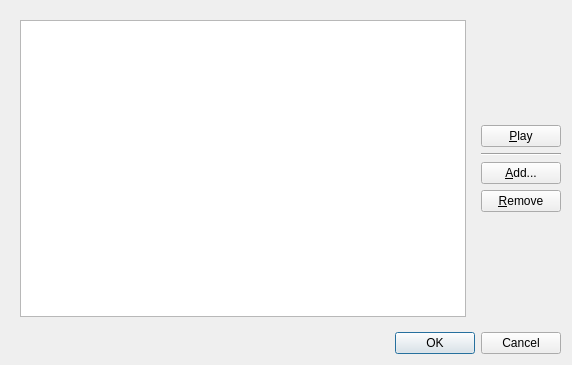
Qt form client/src/ui/dialogs/notification_sound_manager_dialog.ui (networkoptix/nx_open) before a commit.
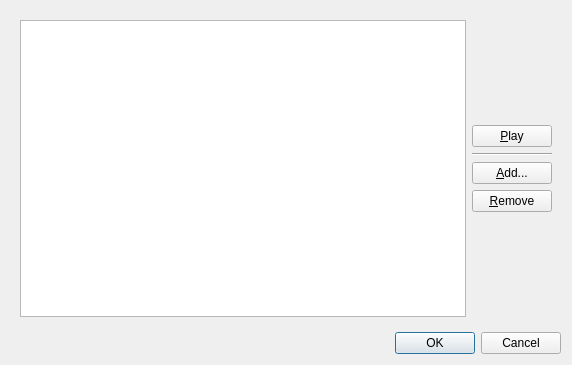
The same form after that commit. The open tabs and pages were chosen to show the change.

Commit message:
Smoother sound manager dialog behaviour
<==== Mercurial data ====>
Branch: master

Diff of the .ui file:
```diff
--- a/client/src/ui/dialogs/notification_sound_manager_dialog.ui
+++ b/client/src/ui/dialogs/notification_sound_manager_dialog.ui
@@ -18,124 +18,120 @@
   </property>
   <layout class="QVBoxLayout" name="verticalLayout_2">
    <item>
-    <layout class="QHBoxLayout" name="horizontalLayout">
-     <item>
-      <widget class="QStackedWidget" name="stackedWidget">
-       <property name="currentIndex">
-        <number>1</number>
-       </property>
-       <widget class="QWidget" name="page">
-        <layout class="QVBoxLayout" name="verticalLayout_3">
+    <widget class="QStackedWidget" name="stackedWidget">
+     <property name="currentIndex">
+      <number>1</number>
+     </property>
+     <widget class="QWidget" name="page">
+      <layout class="QHBoxLayout" name="horizontalLayout">
+       <item>
+        <widget class="QListWidget" name="listWidget"/>
+       </item>
+       <item>
+        <layout class="QVBoxLayout" name="verticalLayout">
          <item>
-          <widget class="QListWidget" name="listWidget"/>
-         </item>
-        </layout>
-       </widget>
-       <widget class="QWidget" name="page_2">
-        <layout class="QVBoxLayout" name="verticalLayout_4">
-         <item>
-          <spacer name="verticalSpacer_3">
+          <spacer name="verticalSpacer_2">
            <property name="orientation">
             <enum>Qt::Vertical</enum>
            </property>
            <property name="sizeHint" stdset="0">
             <size>
              <width>20</width>
-             <height>114</height>
+             <height>40</height>
             </size>
            </property>
           </spacer>
          </item>
          <item>
-          <widget class="QLabel" name="statusLabel">
+          <widget class="QPushButton" name="playButton">
            <property name="text">
-            <string/>
+            <string>&amp;Play</string>
            </property>
           </widget>
          </item>
          <item>
-          <widget class="QProgressBar" name="progressBar">
-           <property name="value">
-            <number>0</number>
+          <widget class="Line" name="line">
+           <property name="orientation">
+            <enum>Qt::Horizontal</enum>
            </property>
           </widget>
          </item>
          <item>
-          <spacer name="verticalSpacer_4">
+          <widget class="QPushButton" name="addButton">
+           <property name="text">
+            <string>&amp;Add...</string>
+           </property>
+          </widget>
+         </item>
+         <item>
+          <widget class="QPushButton" name="removeButton">
+           <property name="text">
+            <string>&amp;Remove</string>
+           </property>
+          </widget>
+         </item>
+         <item>
+          <spacer name="verticalSpacer">
            <property name="orientation">
             <enum>Qt::Vertical</enum>
            </property>
            <property name="sizeHint" stdset="0">
             <size>
              <width>20</width>
-             <height>114</height>
+             <height>40</height>
             </size>
            </property>
           </spacer>
          </item>
         </layout>
-       </widget>
-      </widget>
-     </item>
-     <item>
-      <layout class="QVBoxLayout" name="verticalLayout">
+       </item>
+      </layout>
+     </widget>
+     <widget class="QWidget" name="page_2">
+      <layout class="QVBoxLayout" name="verticalLayout_4">
        <item>
-        <spacer name="verticalSpacer_2">
+        <spacer name="verticalSpacer_3">
          <property name="orientation">
           <enum>Qt::Vertical</enum>
          </property>
          <property name="sizeHint" stdset="0">
           <size>
            <width>20</width>
-           <height>40</height>
+           <height>114</height>
           </size>
          </property>
         </spacer>
        </item>
        <item>
-        <widget class="QPushButton" name="playButton">
+        <widget class="QLabel" name="statusLabel">
          <property name="text">
-          <string>&amp;Play</string>
+          <string/>
          </property>
         </widget>
        </item>
        <item>
-        <widget class="Line" name="line">
-         <property name="orientation">
-          <enum>Qt::Horizontal</enum>
+        <widget class="QProgressBar" name="progressBar">
+         <property name="value">
+          <number>0</number>
          </property>
         </widget>
        </item>
        <item>
-        <widget class="QPushButton" name="addButton">
-         <property name="text">
-          <string>&amp;Add...</string>
-         </property>
-        </widget>
-       </item>
-       <item>
-        <widget class="QPushButton" name="removeButton">
-         <property name="text">
-          <string>&amp;Remove</string>
-         </property>
-        </widget>
-       </item>
-       <item>
-        <spacer name="verticalSpacer">
+        <spacer name="verticalSpacer_4">
          <property name="orientation">
           <enum>Qt::Vertical</enum>
          </property>
          <property name="sizeHint" stdset="0">
           <size>
            <width>20</width>
-           <height>40</height>
+           <height>114</height>
           </size>
          </property>
         </spacer>
        </item>
       </layout>
-     </item>
-    </layout>
+     </widget>
+    </widget>
    </item>
    <item>
     <widget class="QDialogButtonBox" name="buttonBox">
```
The commit also changes 1 other file.
